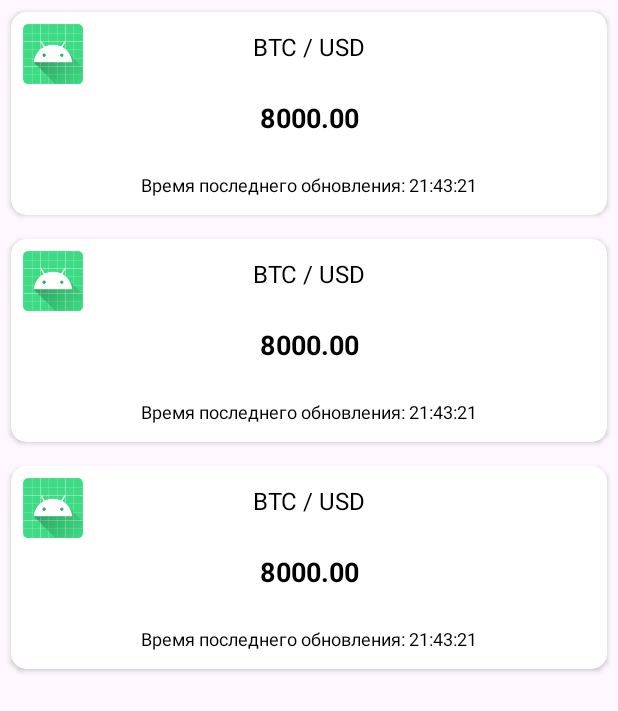
After one commit to unoth/CryptoLookApp, an Android app: the layout activity_coin_price_list.xml on its own in the app's theme, with its tools: preview values and no code run, on a phone screen of 412 x 824 dp. The commit adds this screen. Shown: the top 711 px of the screen. Run offline under Robolectric (Android 15) with nearby library versions, the phone set to English and light mode, and no system bars.

Commit message:
feat: add layout

```diff
--- a/app/src/main/java/com/unoth/cryptoapp/MainActivity.kt
+++ b/app/src/main/java/com/unoth/cryptoapp/CoinPriceListActivity.kt
@@ -9,13 +9,13 @@ import androidx.core.view.WindowInsetsCompat
 import androidx.lifecycle.Observer
 import androidx.lifecycle.ViewModelProvider
 
-class MainActivity : AppCompatActivity() {
+class CoinPriceListActivity : AppCompatActivity() {
     private lateinit var viewModel: CoinViewModel
 
     override fun onCreate(savedInstanceState: Bundle?) {
         super.onCreate(savedInstanceState)
         enableEdgeToEdge()
-        setContentView(R.layout.activity_main)
+        setContentView(R.layout.activity_coin_price_list)
         ViewCompat.setOnApplyWindowInsetsListener(findViewById(R.id.main)) { v, insets ->
             val systemBars = insets.getInsets(WindowInsetsCompat.Type.systemBars())
             v.setPadding(systemBars.left, systemBars.top, systemBars.right, systemBars.bottom)
--- /dev/null
+++ b/app/src/main/res/layout/activity_coin_price_list.xml
@@ -0,0 +1,18 @@
+<?xml version="1.0" encoding="utf-8"?>
+<androidx.constraintlayout.widget.ConstraintLayout xmlns:android="http://schemas.android.com/apk/res/android"
+    xmlns:app="http://schemas.android.com/apk/res-auto"
+    xmlns:tools="http://schemas.android.com/tools"
+    android:id="@+id/main"
+    android:layout_width="match_parent"
+    android:layout_height="match_parent"
+    tools:context=".CoinPriceListActivity">
+
+    <androidx.recyclerview.widget.RecyclerView
+        android:id="@+id/rvCoinPriceList"
+        android:layout_width="match_parent"
+        android:layout_height="match_parent"
+        app:layoutManager="androidx.recyclerview.widget.LinearLayoutManager"
+        tools:layout_editor_absoluteX="0dp"
+        tools:layout_editor_absoluteY="-102dp"
+        tools:listitem="@layout/item_coin_info" />
+</androidx.constraintlayout.widget.ConstraintLayout>
--- a/app/src/main/res/layout/activity_main.xml
+++ /dev/null
@@ -1,8 +0,0 @@
-<?xml version="1.0" encoding="utf-8"?>
-<androidx.constraintlayout.widget.ConstraintLayout xmlns:android="http://schemas.android.com/apk/res/android"
-    xmlns:app="http://schemas.android.com/apk/res-auto"
-    xmlns:tools="http://schemas.android.com/tools"
-    android:id="@+id/main"
-    android:layout_width="match_parent"
-    android:layout_height="match_parent"
-    tools:context=".MainActivity"/>
--- /dev/null
+++ b/app/src/main/res/layout/item_coin_info.xml
@@ -0,0 +1,67 @@
+<?xml version="1.0" encoding="utf-8"?>
+<androidx.cardview.widget.CardView xmlns:android="http://schemas.android.com/apk/res/android"
+    xmlns:app="http://schemas.android.com/apk/res-auto"
+    xmlns:tools="http://schemas.android.com/tools"
+    android:layout_width="match_parent"
+    android:layout_height="wrap_content"
+    android:layout_margin="2dp"
+    app:cardCornerRadius="10dp"
+    app:cardUseCompatPadding="true">
+
+    <androidx.constraintlayout.widget.ConstraintLayout
+        android:layout_width="match_parent"
+        android:layout_height="wrap_content">
+
+        <ImageView
+            android:id="@+id/ivLogoCoin"
+            android:layout_width="40dp"
+            android:layout_height="40dp"
+            android:layout_margin="8dp"
+            android:contentDescription="@null"
+            app:layout_constraintStart_toStartOf="parent"
+            app:layout_constraintTop_toTopOf="parent"
+            tools:src="@mipmap/ic_launcher" />
+
+        <TextView
+            android:id="@+id/tvSym"
+            android:layout_width="wrap_content"
+            android:layout_height="wrap_content"
+            android:padding="12dp"
+            android:textColor="@color/black"
+            android:textSize="16sp"
+            app:layout_constraintBottom_toTopOf="@+id/tvPrice"
+            app:layout_constraintEnd_toEndOf="parent"
+            app:layout_constraintStart_toStartOf="parent"
+            app:layout_constraintTop_toTopOf="parent"
+            tools:text="BTC / USD" />
+
+        <TextView
+            android:id="@+id/tvPrice"
+            android:layout_width="wrap_content"
+            android:layout_height="wrap_content"
+            android:padding="12dp"
+            android:textColor="@color/black"
+            android:textSize="18sp"
+            android:textStyle="bold"
+            app:layout_constraintBottom_toTopOf="@+id/tvUpdate"
+            app:layout_constraintEnd_toEndOf="parent"
+            app:layout_constraintStart_toStartOf="parent"
+            app:layout_constraintTop_toBottomOf="@+id/tvSym"
+            tools:text="8000.00" />
+
+        <TextView
+            android:id="@+id/tvUpdate"
+            android:layout_width="wrap_content"
+            android:layout_height="wrap_content"
+            android:padding="12dp"
+            android:textColor="@color/black"
+            android:textSize="12sp"
+            app:layout_constraintEnd_toEndOf="parent"
+            app:layout_constraintStart_toStartOf="parent"
+            app:layout_constraintTop_toBottomOf="@+id/tvPrice"
+            tools:text="Время последнего обновления: 21:43:21" />
+
+
+    </androidx.constraintlayout.widget.ConstraintLayout>
+
+</androidx.cardview.widget.CardView>
```
